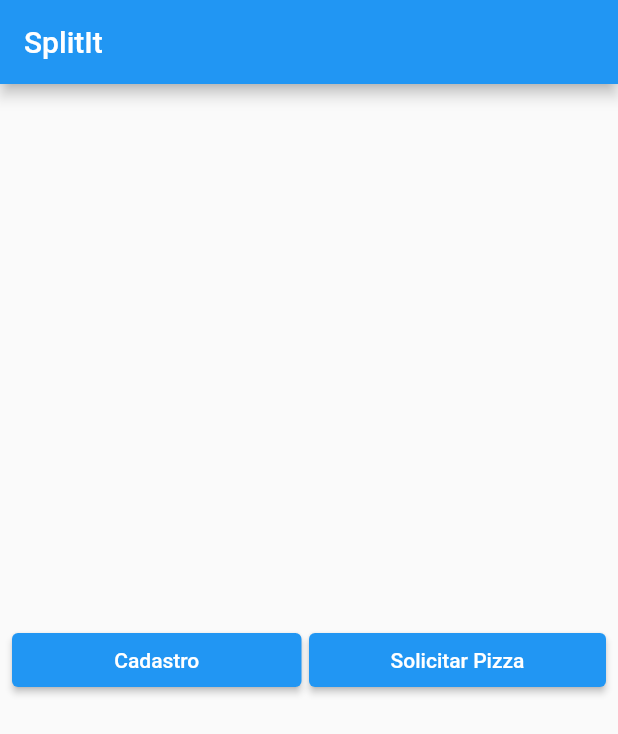
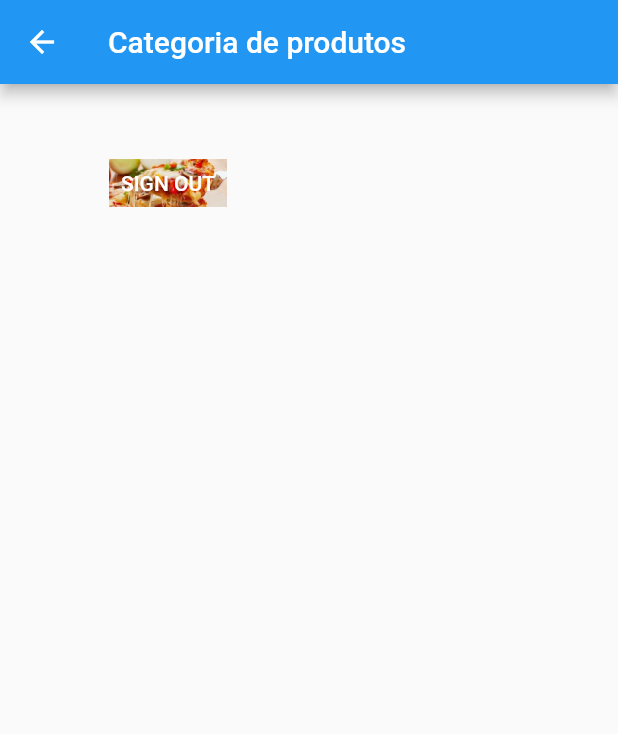
Before and after one commit to GuilhermeLis/deliza, a Flutter app: the screen it shows after launch, after a tap on "Solicitar Pizza", on a phone screen of 412 x 824 dp. Shown: the top 734 px of the screen. Run offline on Flutter 3.47's test engine with Material 2 defaults, Android fonts, the phone set to English and light mode, and no system bars.

Commit message:
products

```diff
--- a/lib/screens/Home/home.dart
+++ b/lib/screens/Home/home.dart
@@ -1,5 +1,6 @@
 import 'package:flutter/material.dart';
 import '../SingUp/singup.dart';
+import '../Products/products.dart';
 
 class Home extends StatefulWidget {
   Home({Key key}) : super(key: key);
@@ -13,7 +14,7 @@ class _HomeState extends State<Home> {
   Widget build(BuildContext context) {
     return Scaffold(
       appBar: AppBar(
-        title: Text('SplitIt'),
+        title: Text('Cadastro de produtos'),
       ),
       body: Center(
         child: Container(
@@ -37,7 +38,12 @@ class _HomeState extends State<Home> {
               Expanded(
                 child: ElevatedButton(
                   child: Text("Solicitar Pizza"),
-                  onPressed: () => {},
+                  onPressed: () {
+                    Navigator.push(
+                      context,
+                      MaterialPageRoute(builder: (context) => Products()),
+                    );
+                  },
                 ),
               ),
             ],
--- /dev/null
+++ b/lib/screens/Products/products.dart
@@ -0,0 +1,48 @@
+import 'package:flutter/material.dart';
+
+class Products extends StatefulWidget {
+  Products({Key key}) : super(key: key);
+
+  @override
+  _ProductsState createState() => _ProductsState();
+}
+
+class _ProductsState extends State<Products> {
+  @override
+  Widget build(BuildContext context) {
+    return Scaffold(
+      appBar: AppBar(
+        title: Text('Categoria de produtos'),
+      ),
+      body: new GridView.count(
+          padding: const EdgeInsets.all(20),
+          childAspectRatio: 2,
+          crossAxisSpacing: 4.0,
+          mainAxisSpacing: 4.0,
+          crossAxisCount: 2,
+          controller: new ScrollController(keepScrollOffset: false),
+          children: <Widget>[
+            MaterialButton(
+              padding: EdgeInsets.all(8.0),
+              textColor: Colors.white,
+              splashColor: Colors.greenAccent,
+              elevation: 8.0,
+              child: Container(
+                decoration: BoxDecoration(
+                  image: DecorationImage(
+                      image: AssetImage('assets/pizza.jpg'), fit: BoxFit.cover),
+                ),
+                child: Padding(
+                  padding: const EdgeInsets.all(8.0),
+                  child: Text("SIGN OUT"),
+                ),
+              ),
+              // ),
+              onPressed: () {
+                print('Tapped');
+              },
+            ),
+          ]),
+    );
+  }
+}
--- a/lib/service/dataBase.dart
+++ b/lib/service/dataBase.dart
@@ -1,3 +1,3 @@
-import './tables/pizza.dart';
+import './migrations/pizza.dart';
 
 var pizzas = List<Pizza>();
--- /dev/null
+++ b/lib/service/migrations/pizza.dart
@@ -0,0 +1,6 @@
+import './product.dart';
+
+class Pizza extends Product {
+  Pizza(String name, String valor, String description)
+      : super(name, valor, description, '0');
+}
--- a/lib/service/tables/pizza.dart
+++ /dev/null
@@ -1,14 +0,0 @@
-class Pizza {
-  String completName;
-  double valor;
-  String category;
-  String description;
-  bool bought = false;
-
-  Pizza(String completName, String valor, String category, String description) {
-    this.completName = completName;
-    this.valor = double.parse(valor);
-    this.category = category;
-    this.description = description;
-  }
-}
--- a/pubspec.yaml
+++ b/pubspec.yaml
@@ -3,7 +3,7 @@ description: A new Flutter project.
 
 # The following line prevents the package from being accidentally published to
 # pub.dev using `pub publish`. This is preferred for private packages.
-publish_to: 'none' # Remove this line if you wish to publish to pub.dev
+publish_to: "none" # Remove this line if you wish to publish to pub.dev
 
 # The following defines the version and build number for your application.
 # A version number is three numbers separated by dots, like 1.2.43
@@ -24,7 +24,6 @@ dependencies:
   flutter:
     sdk: flutter
 
-
   # The following adds the Cupertino Icons font to your application.
   # Use with the CupertinoIcons class for iOS style icons.
   cupertino_icons: ^1.0.0
@@ -38,7 +37,6 @@ dev_dependencies:
 
 # The following section is specific to Flutter.
 flutter:
-
   # The following line ensures that the Material Icons font is
   # included with your application, so that you can use the icons in
   # the material Icons class.
@@ -48,6 +46,8 @@ flutter:
   # assets:
   #   - images/a_dot_burr.jpeg
   #   - images/a_dot_ham.jpeg
+  assets:
+    - assets/pizza.jpg
 
   # An image asset can refer to one or more resolution-specific "variants", see
   # https://flutter.dev/assets-and-images/#resolution-aware.
```
Also changed, not shown: lib/screens/SingUp/singup.dart (+3 -6 lines), lib/service/migrations/product.dart (added, +14 -0 lines), assets/pizza.jpg (added).
